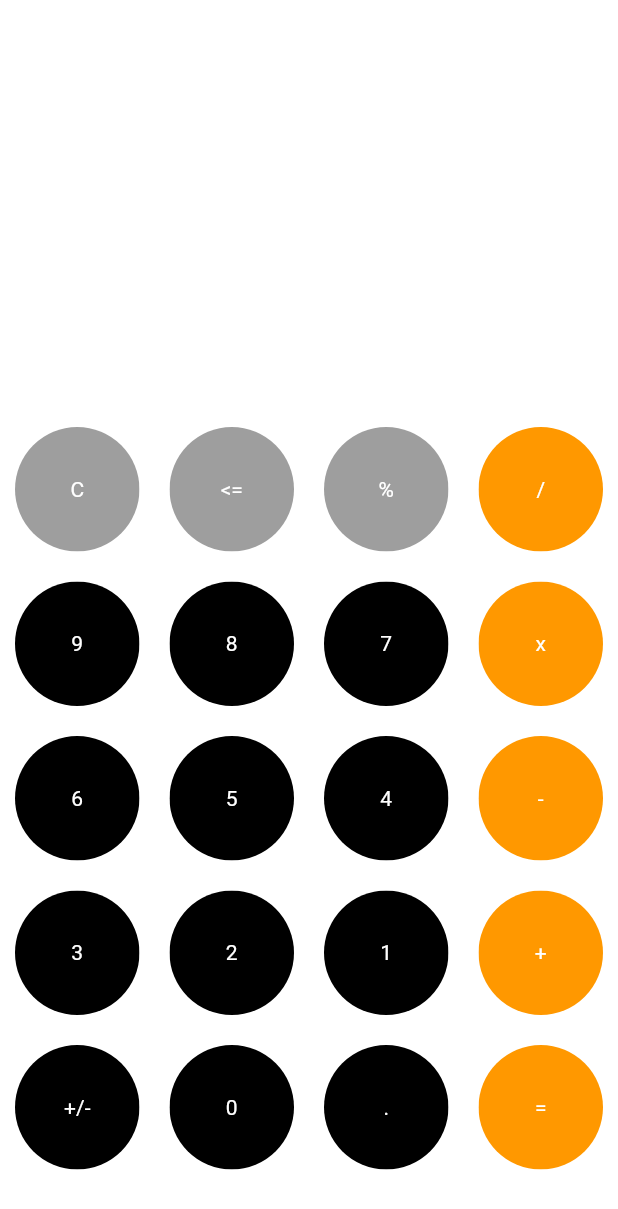
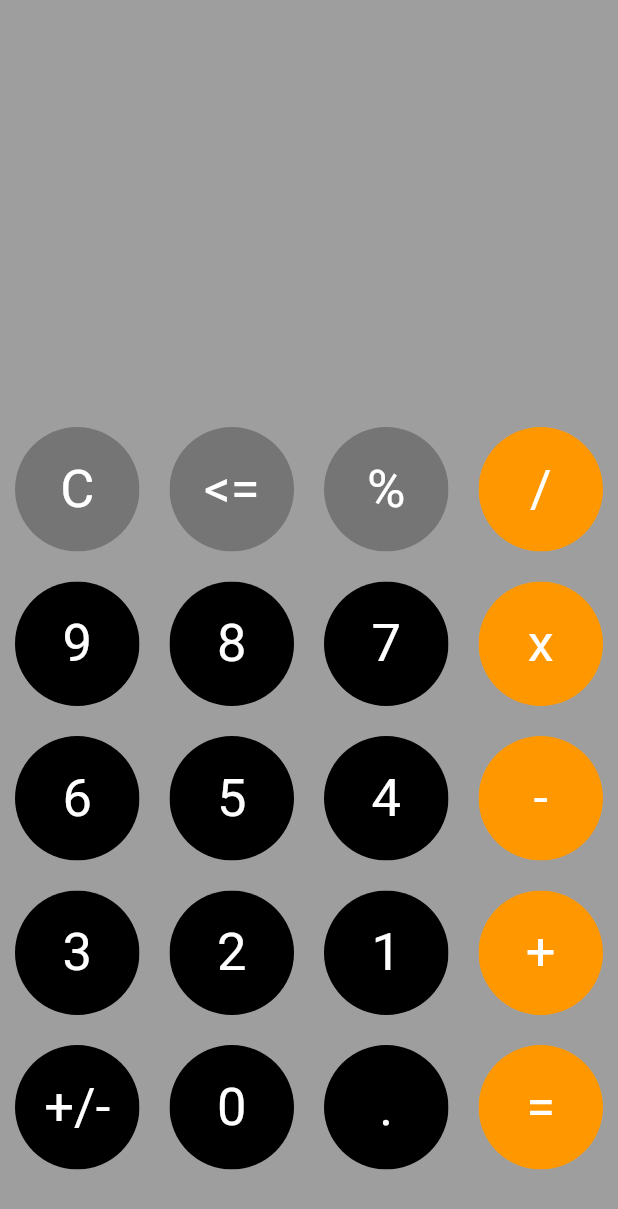
Before and after one commit to busyhanklux/ipone_calculator_simulator, a Flutter app: the screen it shows after launch, on a phone screen of 412 x 824 dp. Shown: the top 1209 px of the screen. Run offline on Flutter 3.47's test engine with Material 2 defaults, Android fonts, the phone set to English and light mode, and no system bars.

Commit message:
checkpoint04

```diff
--- a/lib/buttons.dart
+++ b/lib/buttons.dart
@@ -1,23 +1,27 @@
 import 'package:flutter/material.dart';
 
-class MyButton extends StatelessWidget{
-
+class MyButton extends StatelessWidget {
   final color;
   final textColor;
   final String buttonText;
 
-  MyButton({this.color , this.textColor , required this.buttonText});
+  MyButton({this.color, this.textColor, required this.buttonText});
 
   @override
-  Widget build(BuildContext context){
+  Widget build(BuildContext context) {
     return Padding(
       padding: const EdgeInsets.all(10.0),
       child: ClipRRect(
-          borderRadius: BorderRadius.circular(50), //平滑直角
-          child:Container(
-            color: color,
-            child: Center(child: Text(buttonText,style: TextStyle(color: textColor),),)
+        borderRadius: BorderRadius.circular(50), //平滑直角
+        child: Container(
+          color: color,
+          child: Center(
+            child: Text(
+              buttonText,
+              style: TextStyle(color: textColor, fontSize: 35), //文字大小
+            ),
           ),
+        ),
       ),
     );
   }
--- a/lib/main.dart
+++ b/lib/main.dart
@@ -29,6 +29,9 @@ class HomePage extends StatefulWidget {
 
 class _MyHomePageState extends State<HomePage> {
 
+  var userInput = '';
+  var userAnswer = '';
+
   final List<String> buttons =
   [
     'C','<=','%','/',
@@ -43,26 +46,29 @@ class _MyHomePageState extends State<HomePage> {
 
     return Scaffold(
 
-      backgroundColor: Colors.white, //背景色(最底色)
+      backgroundColor: Colors.grey, //背景色(最底色)
       body: Column(
         children: <Widget>[
           Expanded(
+            flex: 2, //藉由調整此，來控制上下比例
             child: Container(),
           ),
           Expanded(
-            flex: 2,
+            flex: 4,
             child: Container(
               //color:Colors.deepPurple,), //在背景色上層一層，位於計算輸入按鈕處
               child: GridView.builder(
                 itemCount: buttons.length,
-                gridDelegate: SliverGridDelegateWithFixedCrossAxisCount(crossAxisCount: 4), //每排的數量
+                gridDelegate: SliverGridDelegateWithFixedCrossAxisCount(
+                  crossAxisCount: 4 ,//每排的數量
+                ),
                 itemBuilder: (BuildContext Context, int index){
 
                   if((index - 3) < 0) { // -3 <0 指前三個
 
                     return MyButton(
                       buttonText: buttons[index], //按照有多少的button陣列元素，依序排列(每排4個)
-                      color: Colors.grey,
+                      color: Colors.black26,
                       textColor: Colors.white,
                     );
 
```
